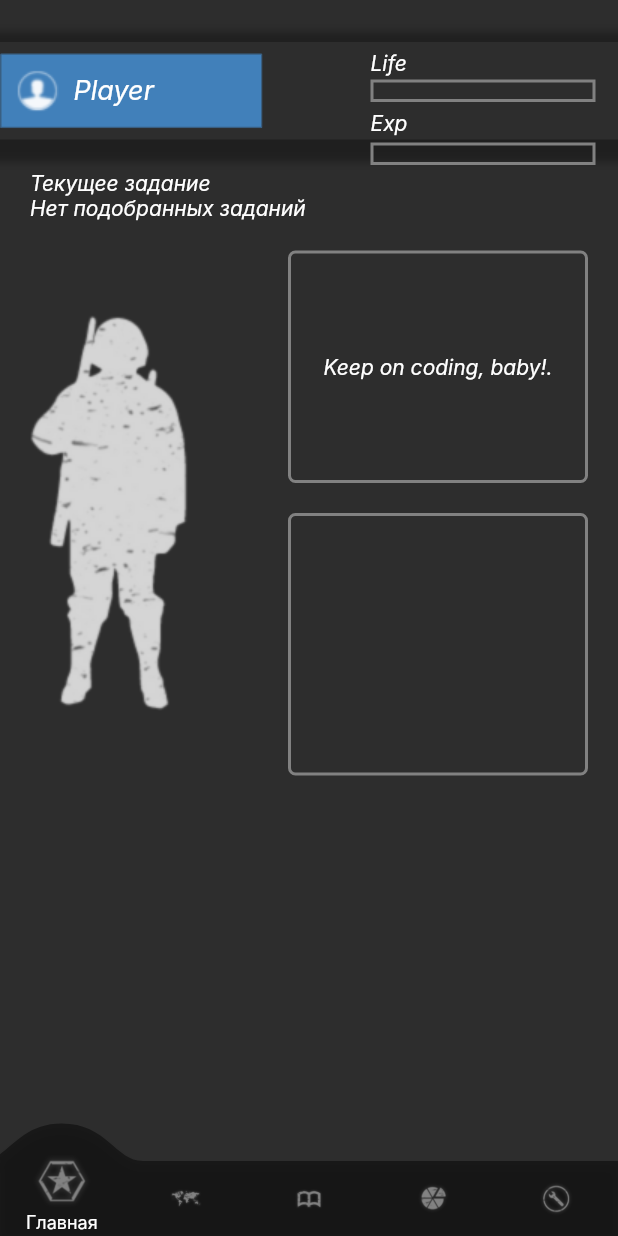
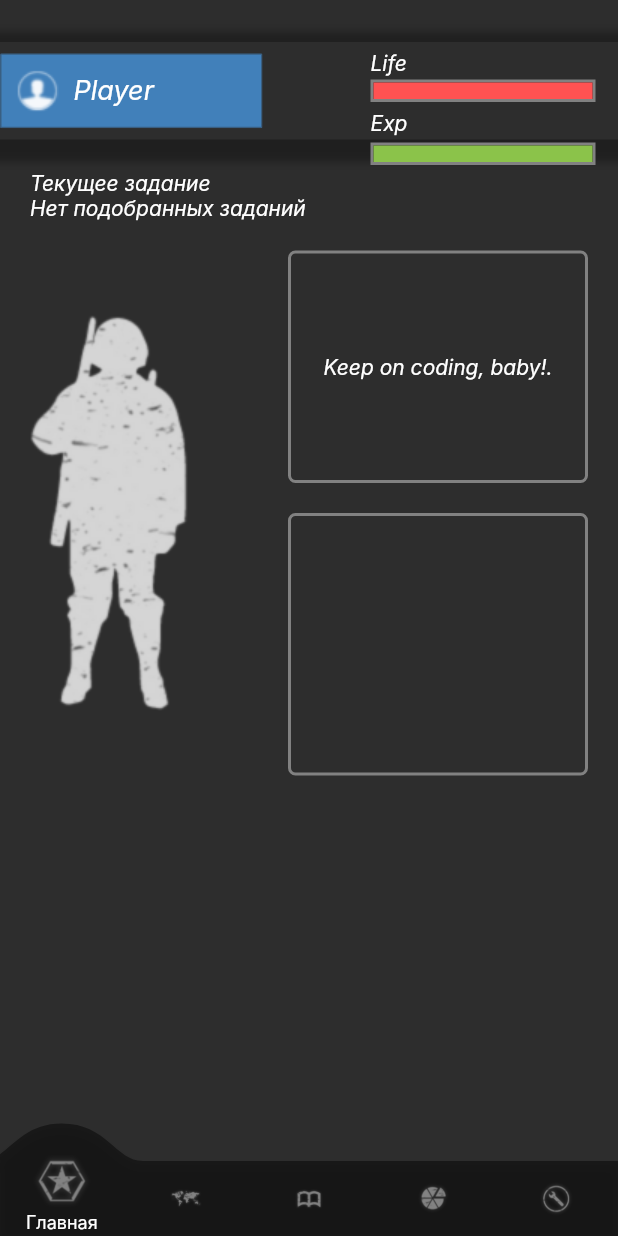
Before and after one commit to LliriKnat/game-of-life, a Flutter app: the screen it shows after launch, on a phone screen of 412 x 824 dp. Run offline on Flutter 3.47's test engine with Material 2 defaults, Android fonts, the phone set to English and light mode, and no system bars; drawn by our look-alikes of blurrycontainer, convex_bottom_bar; our stand-ins replace date_time_picker, geolocator, sqflite; missing offline and left inert: yandex_mapkit; accounts and stored records are empty; Roboto replaces fonts that are missing (Inter).

Commit message:
add life and exp content

```diff
--- a/lib/model/person_model.dart
+++ b/lib/model/person_model.dart
@@ -24,6 +24,7 @@ class Person {
     int? exp,
   }) =>
       Person(
+          id: id ?? this.id,
           name: name ?? this.name,
           stamina: stamina ?? this.stamina,
           exp: exp ?? this.exp);
--- a/lib/screen/profile.dart
+++ b/lib/screen/profile.dart
@@ -2,13 +2,13 @@ import 'package:flutter/material.dart';
 import 'package:blurrycontainer/blurrycontainer.dart';
 import 'package:game_of_life/data/quest_db.dart';
 import 'package:game_of_life/model/inventory_model.dart';
+import 'package:game_of_life/model/person_model.dart';
 import 'package:game_of_life/model/quest_model.dart';
 import 'package:game_of_life/screen/text_api/text_api.dart';
 import 'package:game_of_life/screen/text_api/text_model.dart';
 import 'package:game_of_life/widget/current_quest_card.dart';
 
 import '../widget/item_widget.dart';
-import '../widget/quest_card.dart';
 
 class ProfileScreen extends StatefulWidget {
   const ProfileScreen({Key? key}) : super(key: key);
@@ -22,16 +22,16 @@ class _ProfileScreenState extends State<ProfileScreen> {
 
   @override
   Widget build(BuildContext context) {
-
     Future<Null> getQuotes() async {
       data = await Api.getQuotes();
       setState(() {});
     }
 
     void Function() pressedInventory(Inventory item) {
-      void f(){
+      void f() {
         print(item.id);
       }
+
       return f;
     }
 
@@ -40,7 +40,6 @@ class _ProfileScreenState extends State<ProfileScreen> {
     /// Соберем эту страницу через центр
     /// При этом соберем ее в column and rows
     return Scaffold(
-
         backgroundColor: Color(0xff2D2D2D),
         appBar: PreferredSize(
           preferredSize: const Size.fromHeight(65),
@@ -59,10 +58,9 @@ class _ProfileScreenState extends State<ProfileScreen> {
             child: Padding(
               padding: const EdgeInsets.only(right: 15.0),
               child: Row(
-
                 mainAxisAlignment: MainAxisAlignment.spaceBetween,
                 children: [
-                  // Иконка пользователя с его именем
+                  /// Иконка пользователя с его именем
                   BlurryContainer(
                       padding: const EdgeInsets.all(1),
                       borderRadius: const BorderRadius.all(Radius.circular(1)),
@@ -70,7 +68,6 @@ class _ProfileScreenState extends State<ProfileScreen> {
                       height: 50,
                       color: const Color(0xff4180BA).withOpacity(0.6),
                       blur: 6,
-
                       child: Container(
                         width: 170,
                         height: 45,
@@ -86,15 +83,18 @@ class _ProfileScreenState extends State<ProfileScreen> {
                               Text('Player', style: TextStyle(fontSize: 18))
                             ]),
                       )),
-                  // Полосы здоровья и опыта
+
+                  /// Полосы здоровья и опыта
                   Column(
                     crossAxisAlignment: CrossAxisAlignment.start,
                     children: [
+                      /// заголовок здоровья
                       const Padding(
                         padding: EdgeInsets.only(left: 10, top: 5),
                         child: Text('Life'),
                       ),
-                      // Полоска здоровья
+
+                      /// Полоска здоровья
                       Padding(
                           padding: const EdgeInsets.only(left: 10, top: 3),
                           child: Container(
@@ -104,13 +104,34 @@ class _ProfileScreenState extends State<ProfileScreen> {
                               border: Border.all(
                                   width: 2, color: const Color(0xff818181)),
                             ),
-                        ),
-                      ),
+                            child: FutureBuilder<Person>(
+                                future: QuestsDatabase.instance.readPerson(1),
+                                builder: (BuildContext context,
+                                    AsyncSnapshot<Person> pers) {
+                                  if (pers.hasData) {
+                                    return LinearProgressIndicator(
+                                      color: Colors.redAccent,
+                                      backgroundColor: Colors.black26,
+                                      value:
+                                          pers.data!.stamina.toDouble() / 100,
+                                    );
+                                  } else {
+                                    return const LinearProgressIndicator(
+                                      color: Colors.redAccent,
+                                      backgroundColor: Colors.black26,
+                                      value: 0.7,
+                                    );
+                                  }
+                                }),
+                          )),
+
+                      /// заголовок опыта
                       const Padding(
                         padding: EdgeInsets.only(left: 10, top: 5),
                         child: Text('Exp'),
                       ),
-                      // Полоска опыта
+
+                      /// Полоска опыта
                       Padding(
                         padding: const EdgeInsets.only(left: 10, top: 5),
                         child: Container(
@@ -120,6 +141,25 @@ class _ProfileScreenState extends State<ProfileScreen> {
                             border: Border.all(
                                 width: 2, color: const Color(0xff818181)),
                           ),
+                          child: FutureBuilder<Person>(
+                              future: QuestsDatabase.instance.readPerson(1),
+                              builder: (BuildContext context,
+                                  AsyncSnapshot<Person> pers) {
+                                if (pers.hasData) {
+                                  return LinearProgressIndicator(
+                                    color: Colors.lightGreen,
+                                    backgroundColor: Colors.black26,
+                                    value:
+                                    pers.data!.exp.toDouble() / 200,
+                                  );
+                                } else {
+                                  return const LinearProgressIndicator(
+                                    color: Colors.lightGreen,
+                                    backgroundColor: Colors.black26,
+                                    value: 1,
+                                  );
+                                }
+                              }),
                         ),
                       ),
                     ],
@@ -163,10 +203,8 @@ class _ProfileScreenState extends State<ProfileScreen> {
                       color: Colors.white,
                       fit: BoxFit.fitWidth,
                       alignment: AlignmentDirectional.center,
-
                     ),
                     const Spacer(),
-
                     Column(children: [
                       /// блок цитатника
 
@@ -194,7 +232,6 @@ class _ProfileScreenState extends State<ProfileScreen> {
                           ),
                         ),
                       ),
-
 
                       /// Инвентарь
                       Padding(
@@ -233,7 +270,8 @@ class _ProfileScreenState extends State<ProfileScreen> {
                                         'Поспать'
                                       ];
                                       var func = pressedInventory(item);
-                                      return ItemWidget(item: item, index: index);
+                                      return ItemWidget(
+                                          item: item, index: index);
                                     },
                                   );
                                 } else {
--- a/lib/screen/quests.dart
+++ b/lib/screen/quests.dart
@@ -89,5 +89,6 @@ class _quests_pageState extends State<quests_page> {
   }
 
   Widget EmptyList() {
-    return Text('Пока квестов нет !!!');}
+    return Text('Пока квестов нет !!!');
+  }
 }
--- a/lib/widget/item_widget.dart
+++ b/lib/widget/item_widget.dart
@@ -19,6 +19,7 @@ class ItemWidget extends StatelessWidget {
         // padding: EdgeInsets.zero,
         onPressed:
             () async {
+          print(item_counts);
           var new_count = this.item.count-item_counts[this.item.id!.toInt()-1];
           if (new_count < 0){
             new_count = 0;
@@ -32,6 +33,6 @@ class ItemWidget extends StatelessWidget {
       );
   }
 
-  static List<int> item_counts = <int>[1, 1, 30, 30, 4];
+  static List<int> item_counts = <int>[1, 30, 30, 1, 4];
 
 }
```
Also changed, not shown: lib/data/quest_db.dart (+20 -9 lines), lib/widget/current_quest_card.dart (+43 -6 lines). Lines whose indentation alone changed are shown as unchanged.
